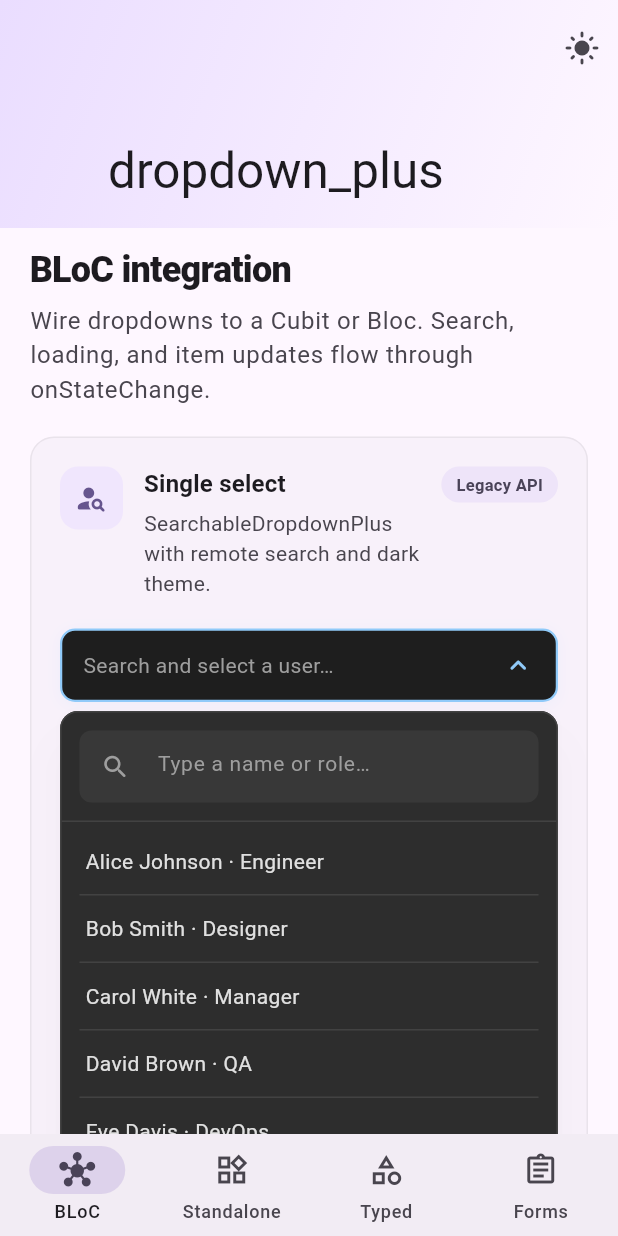
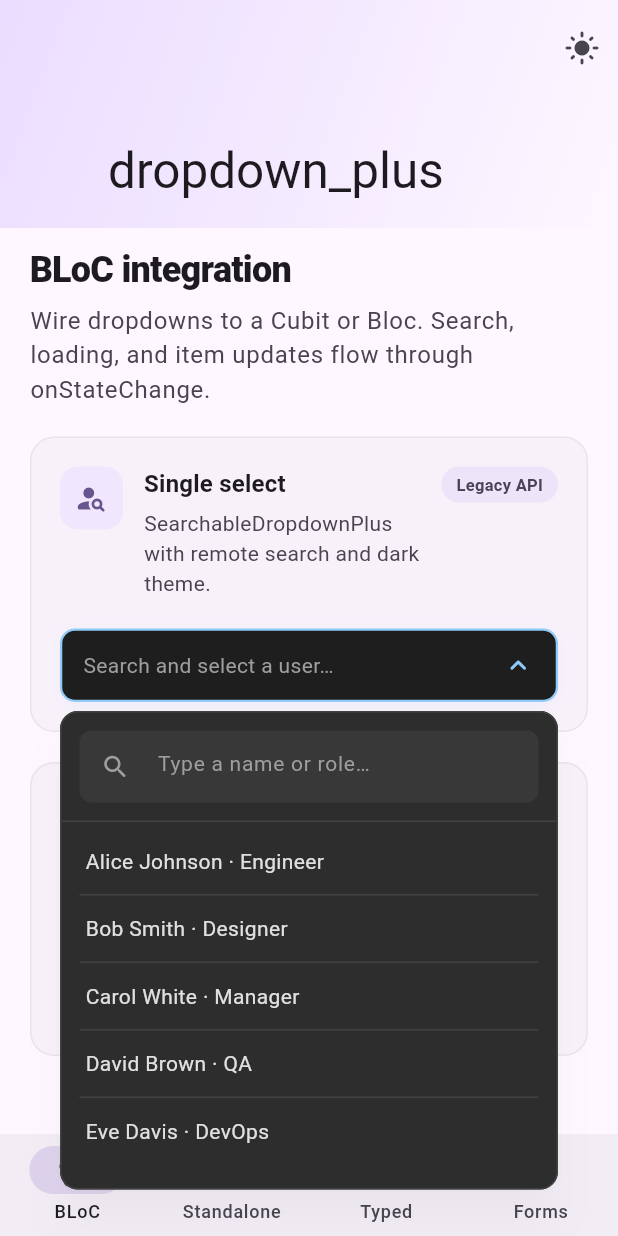
Before and after one commit to LidhinCS/dropdown_plus, a Flutter app: the screen it shows after launch, after a tap on the "brightness auto" icon, after a tap on "Search and select a user…", on a phone screen of 412 x 824 dp. Run offline on Flutter 3.47's test engine with Material 3 defaults, Android fonts, the phone set to English and light mode, and no system bars; our stand-ins replace flutter_bloc; accounts and stored records are empty.

Commit message:
Push back UI is changed to overlay for dropdown

```diff
--- a/analysis_options.yaml
+++ b/analysis_options.yaml
@@ -1,3 +1,6 @@
+analyzer:
+  exclude:
+    - build/**
 include: package:flutter_lints/flutter.yaml
 
 linter:
--- /dev/null
+++ b/lib/src/internal/dropdown_item_button.dart
@@ -0,0 +1,180 @@
+import 'dart:math' as math;
+
+import 'package:flutter/material.dart';
+
+/// Hover highlight for a menu row. Clears as soon as the list scrolls so a
+/// stationary mouse wheel does not leave a grey "selected" row behind.
+class DropdownHoverScope extends StatefulWidget {
+  const DropdownHoverScope({required this.child, super.key});
+
+  final Widget child;
+
+  @override
+  State<DropdownHoverScope> createState() => _DropdownHoverScopeState();
+}
+
+class _DropdownHoverScopeState extends State<DropdownHoverScope> {
+  final ValueNotifier<int> _epoch = ValueNotifier<int>(0);
+
+  @override
+  void dispose() {
+    _epoch.dispose();
+    super.dispose();
+  }
+
+  @override
+  Widget build(BuildContext context) {
+    return ScrollConfiguration(
+      behavior: ScrollConfiguration.of(context).copyWith(overscroll: false),
+      child: NotificationListener<ScrollNotification>(
+        onNotification: (notification) {
+          if (notification is ScrollUpdateNotification &&
+              notification.depth == 0 &&
+              (notification.scrollDelta ?? 0) != 0) {
+            _epoch.value++;
+          }
+          return false;
+        },
+        child: _DropdownHoverEpoch(
+          notifier: _epoch,
+          child: SelectionContainer.disabled(child: widget.child),
+        ),
+      ),
+    );
+  }
+}
+
+class _DropdownHoverEpoch extends InheritedNotifier<ValueNotifier<int>> {
+  const _DropdownHoverEpoch({
+    required super.notifier,
+    required super.child,
+  });
+
+  static ValueNotifier<int>? notifierOf(BuildContext context) {
+    final element =
+        context.getElementForInheritedWidgetOfExactType<_DropdownHoverEpoch>();
+    return (element?.widget as _DropdownHoverEpoch?)?.notifier;
+  }
+}
+
+class DropdownItemButton extends StatefulWidget {
+  const DropdownItemButton({
+    required this.onTap,
+    required this.padding,
+    required this.isSelected,
+    required this.selectedColor,
+    required this.hoverColor,
+    required this.child,
+    super.key,
+  });
+
+  final VoidCallback onTap;
+  final EdgeInsetsGeometry padding;
+  final bool isSelected;
+  final Color selectedColor;
+  final Color hoverColor;
+  final Widget child;
+
+  @override
+  State<DropdownItemButton> createState() => _DropdownItemButtonState();
+}
+
+class _DropdownItemButtonState extends State<DropdownItemButton> {
+  bool _hovered = false;
+  bool _suppressHover = false;
+  ValueNotifier<int>? _epoch;
+
+  @override
+  void didChangeDependencies() {
+    super.didChangeDependencies();
+    final next = _DropdownHoverEpoch.notifierOf(context);
+    if (!identical(next, _epoch)) {
+      _epoch?.removeListener(_clearHover);
+      _epoch = next;
+      _epoch?.addListener(_clearHover);
+    }
+  }
+
+  @override
+  void dispose() {
+    _epoch?.removeListener(_clearHover);
+    super.dispose();
+  }
+
+  void _clearHover() {
+    _suppressHover = true;
+    if (!_hovered || !mounted) return;
+    setState(() => _hovered = false);
+  }
+
+  void _onEnter() {
+    if (_suppressHover || _hovered) return;
+    setState(() => _hovered = true);
+  }
+
+  void _onHover() {
+    if (!_suppressHover && _hovered) return;
+    _suppressHover = false;
+    if (_hovered) return;
+    setState(() => _hovered = true);
+  }
+
+  void _onExit() {
+    _suppressHover = false;
+    if (!_hovered) return;
+    setState(() => _hovered = false);
+  }
+
+  @override
+  Widget build(BuildContext context) {
+    final color = widget.isSelected
+        ? widget.selectedColor
+        : _hovered
+            ? widget.hoverColor
+            : Colors.transparent;
+    final padding = widget.padding.resolve(Directionality.of(context));
+    const horizontalInset = 8.0;
+    const verticalInset = 4.0;
+    final leftInset = math.min(horizontalInset, padding.left);
+    final rightInset = math.min(horizontalInset, padding.right);
+    final topInset = math.min(verticalInset, padding.top);
+    final bottomInset = math.min(verticalInset, padding.bottom);
+
+    return MouseRegion(
+      cursor: SystemMouseCursors.click,
+      onEnter: (_) => _onEnter(),
+      onHover: (_) => _onHover(),
+      onExit: (_) => _onExit(),
+      child: GestureDetector(
+        behavior: HitTestBehavior.opaque,
+        onTap: widget.onTap,
+        child: Padding(
+          padding: EdgeInsets.fromLTRB(
+            leftInset,
+            topInset,
+            rightInset,
+            bottomInset,
+          ),
+          child: Container(
+            padding: EdgeInsets.fromLTRB(
+              padding.left - leftInset,
+              padding.top - topInset,
+              padding.right - rightInset,
+              padding.bottom - bottomInset,
+            ),
+            decoration: BoxDecoration(
+              color: color,
+              borderRadius: BorderRadius.circular(8),
+            ),
+            child: widget.child,
+          ),
+        ),
+      ),
+    );
+  }
+}
+
+/// Light hover used for unselected rows. Kept separate from the selected color
+/// so a hovered row is not mistaken for the current value.
+Color dropdownItemHoverColor(ColorScheme colorScheme) =>
+    colorScheme.onSurface.withValues(alpha: 0.06);
--- /dev/null
+++ b/lib/src/internal/dropdown_overlay.dart
@@ -0,0 +1,242 @@
+import 'dart:math' as math;
+
+import 'package:flutter/material.dart';
+
+import 'dropdown_panel.dart';
+
+const double _menuGap = 6;
+
+/// Places [panel] in an overlay anchored to [trigger], so opening the menu
+/// does not change the height of the surrounding layout.
+class DropdownOverlayHost extends StatefulWidget {
+  const DropdownOverlayHost({
+    required this.isOpen,
+    required this.onDismiss,
+    required this.trigger,
+    required this.panel,
+    required this.menuMaxHeight,
+    super.key,
+  });
+
+  final bool isOpen;
+  final VoidCallback onDismiss;
+  final Widget trigger;
+  final Widget panel;
+  final double menuMaxHeight;
+
+  @override
+  State<DropdownOverlayHost> createState() => _DropdownOverlayHostState();
+}
+
+class _DropdownOverlayHostState extends State<DropdownOverlayHost> {
+  final OverlayPortalController _portal = OverlayPortalController();
+  final LayerLink _link = LayerLink();
+  final GlobalKey _triggerKey = GlobalKey();
+
+  double _width = 0;
+  double _maxHeight = 0;
+  bool _openUp = false;
+
+  @override
+  void initState() {
+    super.initState();
+    _maxHeight = widget.menuMaxHeight;
+    if (widget.isOpen) {
+      WidgetsBinding.instance.addPostFrameCallback((_) => _openOverlay());
+    }
+  }
+
+  @override
+  void didUpdateWidget(DropdownOverlayHost oldWidget) {
+    super.didUpdateWidget(oldWidget);
+    if (widget.isOpen && !oldWidget.isOpen) {
+      WidgetsBinding.instance.addPostFrameCallback((_) => _openOverlay());
+    } else if (widget.isOpen) {
+      WidgetsBinding.instance.addPostFrameCallback((_) => _remeasure());
+    }
+  }
+
+  void _openOverlay() {
+    if (!mounted || !widget.isOpen) return;
+    _applyMeasure();
+    if (_width <= 0) return;
+    setState(() {});
+    if (!_portal.isShowing) {
+      _portal.show();
+    }
+  }
+
+  void _remeasure() {
+    if (!mounted || !widget.isOpen) return;
+    if (_applyMeasure()) setState(() {});
+  }
+
+  bool _applyMeasure() {
+    final triggerContext = _triggerKey.currentContext;
+    final box = triggerContext?.findRenderObject() as RenderBox?;
+    if (box == null || !box.attached || !box.hasSize) return false;
+
+    final origin = box.localToGlobal(Offset.zero);
+    final media = MediaQuery.of(context);
+    final below = media.size.height -
+        media.viewInsets.bottom -
+        media.padding.bottom -
+        origin.dy -
+        box.size.height -
+        _menuGap;
+    final above = origin.dy - media.padding.top - _menuGap;
+    final openUp = below < math.min(widget.menuMaxHeight, 240) && above > below;
+    final space = openUp ? above : below;
+    final maxHeight = !space.isFinite || space <= 0
+        ? widget.menuMaxHeight
+        : math.min(space, widget.menuMaxHeight);
+    final width = box.size.width;
+
+    final changed =
+        width != _width || openUp != _openUp || maxHeight != _maxHeight;
+    _width = width;
+    _openUp = openUp;
+    _maxHeight = maxHeight;
+    return changed;
+  }
+
+  void _handleClosed() {
+    if (!mounted || widget.isOpen) return;
+    if (_portal.isShowing) _portal.hide();
+  }
+
+  @override
+  Widget build(BuildContext context) {
+    return OverlayPortal(
+      controller: _portal,
+      overlayChildBuilder: (context) {
+        return Stack(
+          children: [
+            Positioned.fill(
+              child: ModalBarrier(
+                color: Colors.transparent,
+                dismissible: true,
+                onDismiss: widget.onDismiss,
+              ),
+            ),
+            CompositedTransformFollower(
+              link: _link,
+              showWhenUnlinked: false,
+              targetAnchor: _openUp ? Alignment.topLeft : Alignment.bottomLeft,
+              followerAnchor:
+                  _openUp ? Alignment.bottomLeft : Alignment.topLeft,
+              offset: Offset(0, _openUp ? -_menuGap : _menuGap),
+              child: DropdownMenuMetrics(
+                maxHeight: _maxHeight,
+                child: _DropdownMenuMotion(
+                  isOpen: widget.isOpen,
+                  openUpward: _openUp,
+                  onClosed: _handleClosed,
+                  child: SizedBox(
+                    width: _width,
+                    child: widget.panel,
+                  ),
+                ),
+              ),
+            ),
+          ],
+        );
+      },
+      child: CompositedTransformTarget(
+        link: _link,
+        child: KeyedSubtree(
+          key: _triggerKey,
+          child: widget.trigger,
+        ),
+      ),
+    );
+  }
+}
+
+class _DropdownMenuMotion extends StatefulWidget {
+  const _DropdownMenuMotion({
+    required this.isOpen,
+    required this.openUpward,
+    required this.onClosed,
+    required this.child,
+  });
+
+  final bool isOpen;
+  final bool openUpward;
+  final VoidCallback onClosed;
+  final Widget child;
+
+  @override
+  State<_DropdownMenuMotion> createState() => _DropdownMenuMotionState();
+}
+
+class _DropdownMenuMotionState extends State<_DropdownMenuMotion>
+    with SingleTickerProviderStateMixin {
+  late final AnimationController _controller;
+  late final CurvedAnimation _curve;
+  int _token = 0;
+
+  @override
+  void initState() {
+    super.initState();
+    _controller = AnimationController(
+      vsync: this,
+      duration: const Duration(milliseconds: 180),
+      reverseDuration: const Duration(milliseconds: 140),
+    );
+    _curve = CurvedAnimation(
+      parent: _controller,
+      curve: Curves.easeOutCubic,
+      reverseCurve: Curves.easeInCubic,
+    );
+    if (widget.isOpen) {
+      _controller.forward();
+    }
+  }
+
+  @override
+  void didUpdateWidget(_DropdownMenuMotion oldWidget) {
+    super.didUpdateWidget(oldWidget);
+    if (widget.isOpen == oldWidget.isOpen) return;
+    if (widget.isOpen) {
+      _token++;
+      _controller.forward();
+      return;
+    }
+
+    final token = _token;
+    _controller.reverse().whenComplete(() {
+      if (!mounted || token != _token || widget.isOpen) return;
+      WidgetsBinding.instance.addPostFrameCallback((_) {
+        if (!mounted || token != _token || widget.isOpen) return;
+        widget.onClosed();
+      });
+    });
+  }
+
+  @override
+  void dispose() {
+    _curve.dispose();
+    _controller.dispose();
+    super.dispose();
+  }
+
+  @override
+  Widget build(BuildContext context) {
+    return AnimatedBuilder(
+      animation: _curve,
+      builder: (context, child) {
+        final t = _curve.value;
+        final dy = (1 - t) * (widget.openUpward ? 8 : -8);
+        return Opacity(
+          opacity: t,
+          child: Transform.translate(
+            offset: Offset(0, dy),
+            child: child,
+          ),
+        );
+      },
+      child: RepaintBoundary(child: widget.child),
+    );
+  }
+}
--- a/lib/src/internal/dropdown_panel.dart
+++ b/lib/src/internal/dropdown_panel.dart
@@ -1,11 +1,31 @@
+import 'dart:math' as math;
+
 import 'package:flutter/material.dart';
 
 import 'dropdown_theme_resolver.dart';
 
+/// Viewport cap for the open menu, supplied by the overlay host.
+class DropdownMenuMetrics extends InheritedWidget {
+  const DropdownMenuMetrics({
+    required this.maxHeight,
+    required super.child,
+    super.key,
+  });
+
+  final double maxHeight;
+
+  static DropdownMenuMetrics? maybeOf(BuildContext context) {
+    return context.dependOnInheritedWidgetOfExactType<DropdownMenuMetrics>();
+  }
+
+  @override
+  bool updateShouldNotify(DropdownMenuMetrics oldWidget) =>
+      maxHeight != oldWidget.maxHeight;
+}
+
 class DropdownPanelShell extends StatelessWidget {
   const DropdownPanelShell({
     required this.resolved,
-    required this.isOpen,
     required this.children,
     this.maxHeight,
     this.expandBody = false,
@@ -13,7 +33,6 @@ class DropdownPanelShell extends StatelessWidget {
   });
 
   final DropdownResolvedTheme resolved;
-  final bool isOpen;
   final List<Widget> children;
   final double? maxHeight;
   final bool expandBody;
@@ -22,7 +41,10 @@ class DropdownPanelShell extends StatelessWidget {
   Widget build(BuildContext context) {
     final t = resolved.theme;
     final cs = resolved.colorScheme;
-    final panelMax = maxHeight ?? t.menuMaxHeight;
+    final themeMax = maxHeight ?? t.menuMaxHeight;
+    final overlayMax = DropdownMenuMetrics.maybeOf(context)?.maxHeight;
+    final panelMax =
+        overlayMax == null ? themeMax : math.min(themeMax, overlayMax);
 
     final columnChildren = expandBody && children.isNotEmpty
         ? [
@@ -31,13 +53,7 @@ class DropdownPanelShell extends StatelessWidget {
           ]
         : children;
 
-    return AnimatedSize(
-      duration: const Duration(milliseconds: 200),
-      curve: Curves.easeInOut,
-      child: isOpen
-          ? Padding(
-              padding: const EdgeInsets.only(top: 6),
-              child: Material(
+    return Material(
       elevation: t.menuElevation,
       shadowColor: Colors.black.withValues(alpha: 0.15),
       borderRadius: BorderRadius.circular(t.menuBorderRadius),
@@ -47,38 +63,17 @@ class DropdownPanelShell extends StatelessWidget {
         decoration: BoxDecoration(
           borderRadius: BorderRadius.circular(t.menuBorderRadius),
           border: Border.all(
-                      color: t.menuBorderColor ??
-                          cs.outline.withValues(alpha: 0.2),
+            color: t.menuBorderColor ?? cs.outline.withValues(alpha: 0.2),
           ),
         ),
         child: ClipRRect(
-                    borderRadius:
-                        BorderRadius.circular(t.menuBorderRadius),
+          borderRadius: BorderRadius.circular(t.menuBorderRadius),
           child: Column(
-                      mainAxisSize:
-                          expandBody ? MainAxisSize.max : MainAxisSize.min,
+            mainAxisSize: expandBody ? MainAxisSize.max : MainAxisSize.min,
             children: columnChildren,
           ),
         ),
       ),
-              ),
-            )
-          : const SizedBox.shrink(),
     );
   }
 }
-
-/// Conservative height for trigger + top gap so panel can stay within parent.
-const double dropdownTriggerAndGapEstimate = 70.0;
-
-/// Minimum panel height so the list area remains usable when space is tight.
-const double dropdownMinPanelHeight = 120.0;
-
-double resolveMultiSelectPanelMaxHeight(
-  BoxConstraints constraints,
-  double menuMaxHeight,
-) =>
-    constraints.hasBoundedHeight
-        ? (constraints.maxHeight - dropdownTriggerAndGapEstimate)
-            .clamp(dropdownMinPanelHeight, menuMaxHeight)
-        : menuMaxHeight;
--- a/lib/src/internal/dropdown_single_select.dart
+++ b/lib/src/internal/dropdown_single_select.dart
@@ -1,8 +1,13 @@
+import 'dart:math' as math;
+
 import 'package:flutter/material.dart';
 
 import '../models/dropdown_item.dart';
-import '../utils/debounced_callback.dart' show dropdownListMaxHeight;
+import '../utils/debounced_callback.dart'
+    show dropdownListMaxHeight, dropdownSearchHeaderHeight;
+import 'dropdown_item_button.dart';
 import 'dropdown_pagination.dart';
+import 'dropdown_panel.dart';
 import 'dropdown_theme_resolver.dart';
 
 class DropdownSingleSelectItemRow extends StatelessWidget {
@@ -114,7 +119,7 @@ class _DropdownSingleSelectItemListState
     final cs = widget.resolved.colorScheme;
     final divCol = widget.resolved.dividerColor;
     final showFooter = widget.isLoadingMore;
-    final maxH = dropdownListMaxHeight(t.menuMaxHeight);
+    final maxH = _listMaxHeight(t.menuMaxHeight);
     const estimatedRowHeight = 49.0;
     final contentHeight = widget.items.length * estimatedRowHeight +
         (showFooter ? 52.0 : 0.0);
@@ -122,8 +127,10 @@ class _DropdownSingleSelectItemListState
 
     return SizedBox(
       height: listHeight,
+      child: DropdownHoverScope(
         child: ListView.builder(
           controller: _scrollController,
+          physics: const ClampingScrollPhysics(),
           padding: const EdgeInsets.symmetric(vertical: 4),
           itemCount: widget.items.length + (showFooter ? 1 : 0),
           itemBuilder: (ctx, i) {
@@ -133,6 +140,8 @@ class _DropdownSingleSelectItemListState
 
             final item = widget.items[i];
             final isSelected = widget.isItemSelected(item);
+            final selectedColor = t.selectedItemBackgroundColor ??
+                cs.primaryContainer.withValues(alpha: 0.3);
 
             return Column(
               mainAxisSize: MainAxisSize.min,
@@ -142,24 +151,17 @@ class _DropdownSingleSelectItemListState
                   button: true,
                   selected: isSelected,
                   label: item.label,
-                child: Material(
-                  color: Colors.transparent,
-                  child: InkWell(
                   onTap: () => widget.onItemTap(item),
-                    borderRadius: BorderRadius.circular(8),
-                    child: Container(
+                  child: DropdownItemButton(
+                    onTap: () => widget.onItemTap(item),
                     padding: t.itemPadding ??
                         const EdgeInsets.symmetric(
                           horizontal: 16,
                           vertical: 12,
                         ),
-                      decoration: BoxDecoration(
-                        color: isSelected
-                            ? (t.selectedItemBackgroundColor ??
-                                cs.primaryContainer.withValues(alpha: 0.3))
-                            : Colors.transparent,
-                        borderRadius: BorderRadius.circular(8),
-                      ),
+                    isSelected: isSelected,
+                    selectedColor: selectedColor,
+                    hoverColor: dropdownItemHoverColor(cs),
                     child: DropdownSingleSelectItemRow(
                       resolved: widget.resolved,
                       item: item,
@@ -168,12 +170,21 @@ class _DropdownSingleSelectItemListState
                     ),
                   ),
                 ),
-                ),
-              ),
               ],
             );
           },
         ),
+      ),
     );
   }
+
+  double _listMaxHeight(double menuMaxHeight) {
+    final overlayMax = DropdownMenuMetrics.maybeOf(context)?.maxHeight;
+    final cap = overlayMax == null
+        ? menuMaxHeight
+        : math.min(menuMaxHeight, overlayMax);
+    final available = cap - dropdownSearchHeaderHeight;
+    if (available <= 0) return 0;
+    return math.min(available, dropdownListMaxHeight(menuMaxHeight));
   }
+}
--- a/lib/src/widgets/multi_select_dropdown_plus.dart
+++ b/lib/src/widgets/multi_select_dropdown_plus.dart
@@ -4,6 +4,7 @@ import 'package:flutter_bloc/flutter_bloc.dart';
 import '../internal/dropdown_internet.dart';
 import '../internal/dropdown_menu_controller.dart';
 import '../internal/dropdown_multi_select.dart';
+import '../internal/dropdown_overlay.dart';
 import '../internal/dropdown_panel.dart';
 import '../internal/dropdown_search_bar.dart';
 import '../internal/dropdown_states.dart';
@@ -334,17 +335,11 @@ class _MultiSelectDropdownPlusState<C extends BlocBase<S>, S>
       child: BlocListener<C, S>(
         bloc: widget.cubit,
         listener: (_, state) => _onBlocState(state),
-        child: LayoutBuilder(
-          builder: (context, constraints) {
-            final panelMax = resolveMultiSelectPanelMaxHeight(
-              constraints,
-              resolved.theme.menuMaxHeight,
-            );
-            return Column(
-              crossAxisAlignment: CrossAxisAlignment.stretch,
-              mainAxisSize: MainAxisSize.min,
-              children: [
-                DropdownTriggerButton(
+        child: DropdownOverlayHost(
+          isOpen: _isOpen && widget.enabled,
+          onDismiss: closeMenu,
+          menuMaxHeight: resolved.theme.menuMaxHeight,
+          trigger: DropdownTriggerButton(
             resolved: resolved,
             isOpen: _isOpen,
             enabled: widget.enabled,
@@ -356,10 +351,8 @@ class _MultiSelectDropdownPlusState<C extends BlocBase<S>, S>
             onTap: _handleTriggerTap,
             child: _buildTriggerContent(resolved),
           ),
-                DropdownPanelShell(
+          panel: DropdownPanelShell(
             resolved: resolved,
-                  isOpen: _isOpen && widget.enabled,
-                  maxHeight: panelMax,
             expandBody: true,
             children: [
               DropdownSearchBar(
@@ -390,9 +383,6 @@ class _MultiSelectDropdownPlusState<C extends BlocBase<S>, S>
               _buildResults(resolved),
             ],
           ),
-              ],
-            );
-          },
         ),
       ),
     );
--- a/lib/src/widgets/searchable_dropdown_plus.dart
+++ b/lib/src/widgets/searchable_dropdown_plus.dart
@@ -3,6 +3,7 @@ import 'package:flutter_bloc/flutter_bloc.dart';
 
 import '../internal/dropdown_internet.dart';
 import '../internal/dropdown_menu_controller.dart';
+import '../internal/dropdown_overlay.dart';
 import '../internal/dropdown_panel.dart';
 import '../internal/dropdown_search_bar.dart';
 import '../internal/dropdown_single_select.dart';
@@ -356,11 +357,11 @@ class _SearchableDropdownPlusState<C extends BlocBase<S>, S>
       child: BlocListener<C, S>(
         bloc: widget.cubit,
         listener: (_, state) => _onBlocState(state),
-        child: Column(
-          crossAxisAlignment: CrossAxisAlignment.stretch,
-          mainAxisSize: MainAxisSize.min,
-          children: [
-            DropdownTriggerButton(
+        child: DropdownOverlayHost(
+          isOpen: _isOpen && widget.enabled,
+          onDismiss: closeMenu,
+          menuMaxHeight: resolved.theme.menuMaxHeight,
+          trigger: DropdownTriggerButton(
             resolved: resolved,
             isOpen: _isOpen,
             enabled: widget.enabled,
@@ -370,9 +371,8 @@ class _SearchableDropdownPlusState<C extends BlocBase<S>, S>
             onTap: _handleTriggerTap,
             child: _buildTriggerContent(resolved),
           ),
-            DropdownPanelShell(
+          panel: DropdownPanelShell(
             resolved: resolved,
-              isOpen: _isOpen && widget.enabled,
             children: [
               DropdownSearchBar(
                 resolved: resolved,
@@ -388,7 +388,6 @@ class _SearchableDropdownPlusState<C extends BlocBase<S>, S>
               _buildResults(resolved),
             ],
           ),
-          ],
         ),
       ),
     );
```
Also changed, not shown: example/analysis_options.yaml (+9 -0 lines), lib/src/internal/dropdown_multi_select.dart (+14 -16 lines), lib/src/widgets/multi_select_dropdown.dart (+8 -19 lines), lib/src/widgets/searchable_dropdown.dart (+7 -8 lines), example/pubspec.lock, pubspec.lock, 7 other files. Lines whose indentation alone changed are shown as unchanged.
